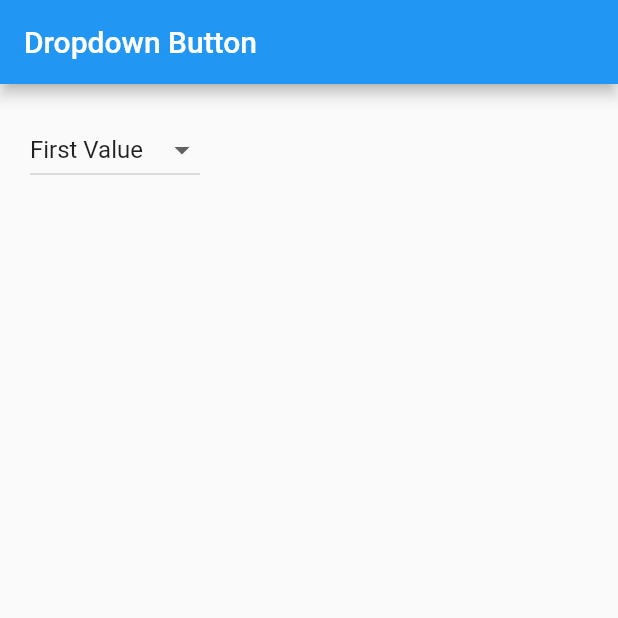
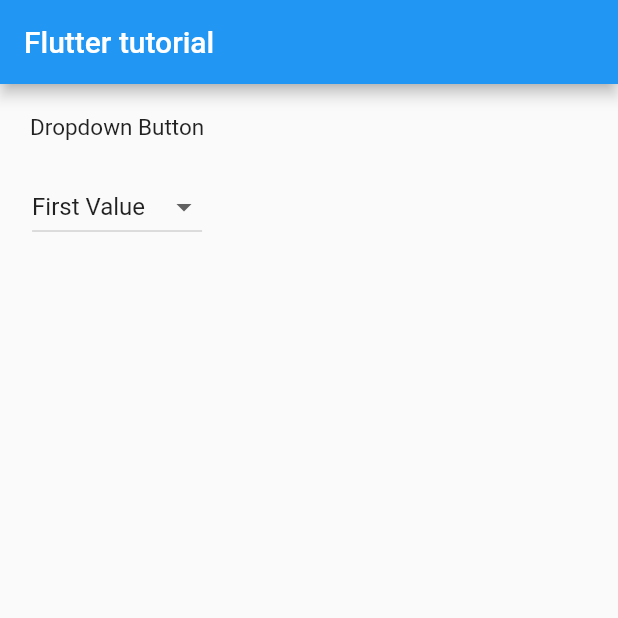
Before and after one commit to yashodgayashan/flutter-tutorial, a Flutter app: the screen it shows after launch, on a phone screen of 412 x 824 dp, the top half of it. Run offline on Flutter 3.47's test engine with Material 2 defaults, Android fonts, the phone set to English and light mode, and no system bars.

Commit message:
minor changes

```diff
--- a/lib/main.dart
+++ b/lib/main.dart
@@ -11,7 +11,6 @@ class Home extends StatefulWidget {
 }
 
 class _HomeState extends State<Home> {
-
   List<ListItem> _dropdownItems = [
     ListItem(1, "First Value"),
     ListItem(2, "Second Item"),
@@ -26,7 +25,6 @@ class _HomeState extends State<Home> {
     super.initState();
     _dropdownMenuItems = buildDropDownMenuItems(_dropdownItems);
     _selectedItem = _dropdownMenuItems[0].value;
-
   }
 
   List<DropdownMenuItem<ListItem>> buildDropDownMenuItems(List listItems) {
@@ -46,11 +44,19 @@ class _HomeState extends State<Home> {
   Widget build(BuildContext context) {
     return Scaffold(
       appBar: AppBar(
-        title: Text("Dropdown Button"),
+        title: Text("Flutter tutorial"),
       ),
-      body: Container(
+      body: Column(
+        children: <Widget>[
+          Container(
             padding: EdgeInsets.all(20.0),
-        child: DropdownButton<ListItem>(
+            child: Text(
+              "Dropdown Button",
+              style: TextStyle(fontSize: 15.0),
+            ),
+          ),
+          Container(
+            child: DropdownButton(
                 value: _selectedItem,
                 items: _dropdownMenuItems,
                 onChanged: (value) {
@@ -58,6 +64,8 @@ class _HomeState extends State<Home> {
                     _selectedItem = value;
                   });
                 }),
+          ),
+        ],
       ),
     );
   }
```
Lines whose indentation alone changed are shown as unchanged.
